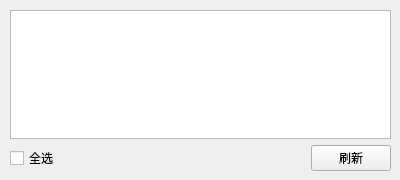
Old version of the form resource/devices/ui_devices.ui in the repository lirunquan/APK_Installer.
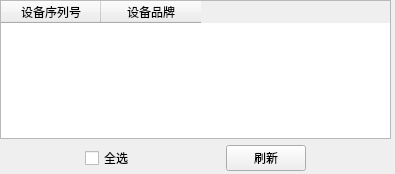
New version of the form.

Patch:
```diff
--- a/resource/devices/ui_devices.ui
+++ b/resource/devices/ui_devices.ui
@@ -6,28 +6,67 @@
    <rect>
     <x>0</x>
     <y>0</y>
-    <width>400</width>
-    <height>180</height>
+    <width>395</width>
+    <height>174</height>
    </rect>
   </property>
   <property name="windowTitle">
    <string>Form</string>
   </property>
-  <widget class="QWidget" name="">
+  <widget class="QWidget" name="layoutWidget">
    <property name="geometry">
     <rect>
-     <x>10</x>
-     <y>10</y>
-     <width>381</width>
-     <height>161</height>
+     <x>0</x>
+     <y>0</y>
+     <width>391</width>
+     <height>171</height>
     </rect>
    </property>
    <layout class="QVBoxLayout" name="verticalLayout">
     <item>
-     <widget class="QListWidget" name="listWidget_devices"/>
+     <widget class="QTableWidget" name="tableWidget_devices">
+      <property name="selectionMode">
+       <enum>QAbstractItemView::MultiSelection</enum>
+      </property>
+      <property name="selectionBehavior">
+       <enum>QAbstractItemView::SelectRows</enum>
+      </property>
+      <property name="rowCount">
+       <number>0</number>
+      </property>
+      <property name="columnCount">
+       <number>2</number>
+      </property>
+      <attribute name="horizontalHeaderCascadingSectionResizes">
+       <bool>false</bool>
+      </attribute>
+      <column>
+       <property name="text">
+        <string>设备序列号</string>
+       </property>
+      </column>
+      <column>
+       <property name="text">
+        <string>设备品牌</string>
+       </property>
+      </column>
+     </widget>
     </item>
     <item>
      <layout class="QHBoxLayout" name="horizontalLayout">
+      <item>
+       <spacer name="horizontalSpacer_2">
+        <property name="orientation">
+         <enum>Qt::Horizontal</enum>
+        </property>
+        <property name="sizeHint" stdset="0">
+         <size>
+          <width>40</width>
+          <height>20</height>
+         </size>
+        </property>
+       </spacer>
+      </item>
       <item>
        <widget class="QCheckBox" name="checkBox_all">
         <property name="text">
@@ -55,6 +94,19 @@
         </property>
        </widget>
       </item>
+      <item>
+       <spacer name="horizontalSpacer_3">
+        <property name="orientation">
+         <enum>Qt::Horizontal</enum>
+        </property>
+        <property name="sizeHint" stdset="0">
+         <size>
+          <width>40</width>
+          <height>20</height>
+         </size>
+        </property>
+       </spacer>
+      </item>
      </layout>
     </item>
    </layout>
```
